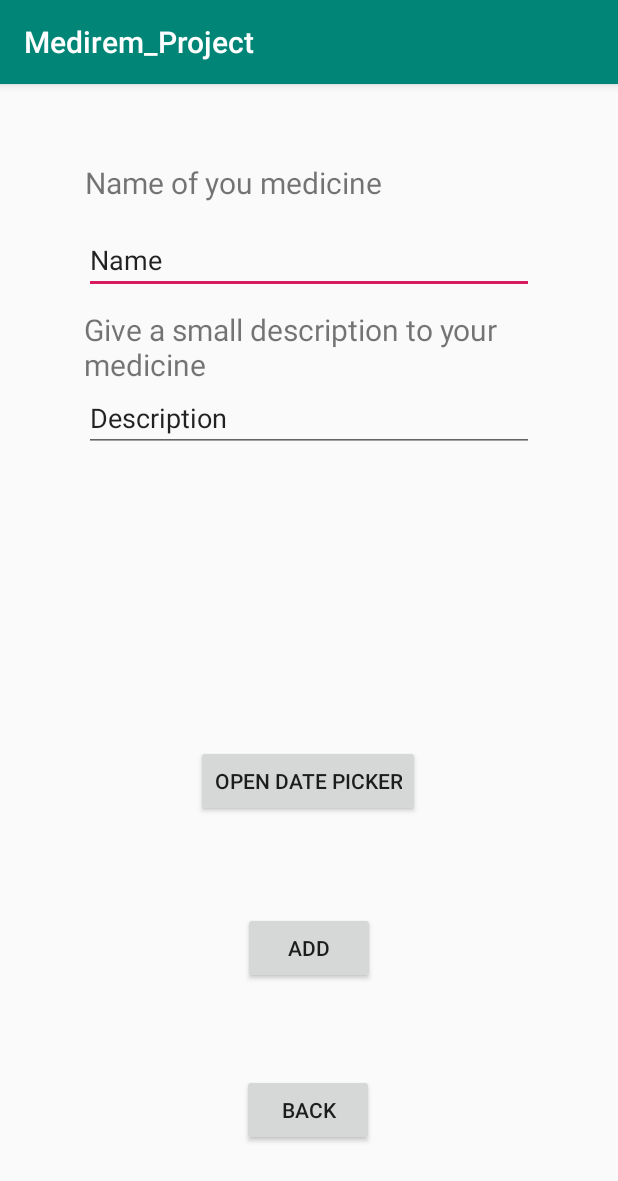
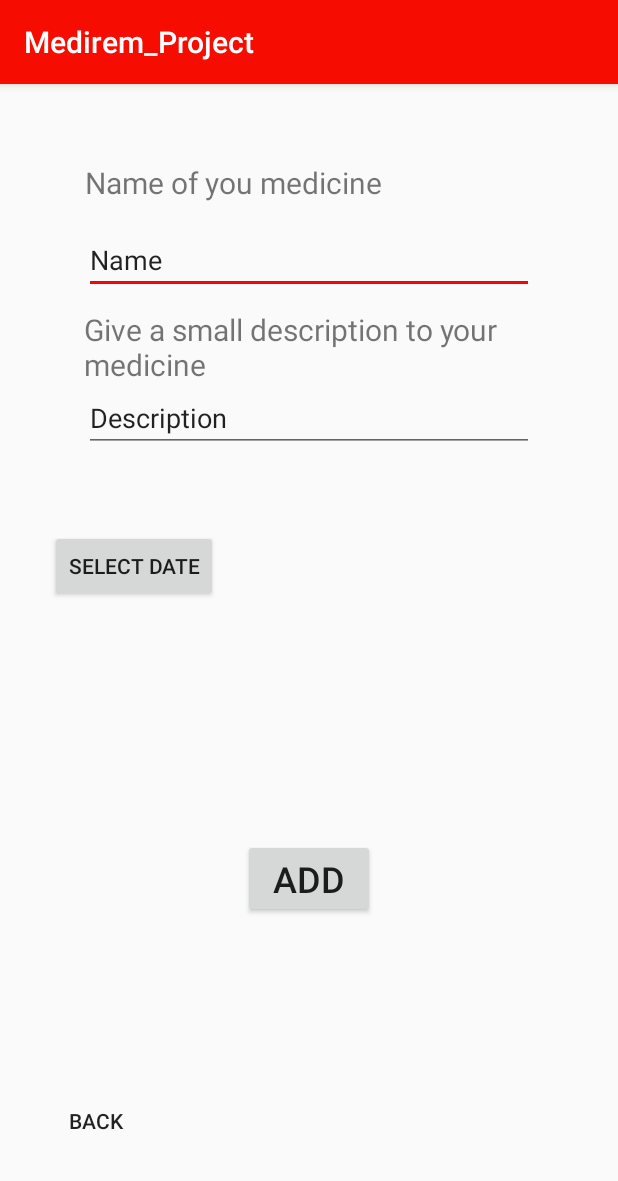
Before and after one commit to Mahamurahti/Medirem, an Android app: the AddMedicineActivity screen opened directly, with no data from a screen before it, on a phone screen of 412 x 824 dp. Shown: the top 1181 px of the screen. Run offline under Robolectric (Android 15) with nearby library versions, the light colour scheme and no system bars.

Commit message:
Small changes

```diff
--- a/Medirem_Project/app/src/main/java/com/example/medirem_project/AddMedicineActivity.java
+++ b/Medirem_Project/app/src/main/java/com/example/medirem_project/AddMedicineActivity.java
@@ -30,8 +30,8 @@ public class AddMedicineActivity extends AppCompatActivity implements DatePicker
         super.onCreate(savedInstanceState);
         setContentView(R.layout.activity_add_medicine);
 
-        Button button = (Button) findViewById(R.id.openDatePicker);
-        button.setOnClickListener(new View.OnClickListener() {
+        Button dateButton = (Button) findViewById(R.id.openDatePicker);
+        dateButton.setOnClickListener(new View.OnClickListener() {
             @Override
             public void onClick(View v) {
                 DialogFragment datePicker = new com.example.medirem_project.DatePicker();
--- a/Medirem_Project/app/src/main/res/layout/activity_add_medicine.xml
+++ b/Medirem_Project/app/src/main/res/layout/activity_add_medicine.xml
@@ -4,6 +4,7 @@
     xmlns:tools="http://schemas.android.com/tools"
     android:layout_width="match_parent"
     android:layout_height="match_parent"
+    android:foregroundTint="@color/colorPrimaryDark"
     tools:context=".AddMedicineActivity">
 
     <EditText
@@ -61,10 +62,12 @@
         android:layout_height="wrap_content"
         android:onClick="addButton"
         android:text="Add"
+        android:textSize="24sp"
         app:layout_constraintBottom_toBottomOf="parent"
         app:layout_constraintEnd_toEndOf="parent"
         app:layout_constraintStart_toStartOf="parent"
-        app:layout_constraintTop_toTopOf="@+id/guideline2" />
+        app:layout_constraintTop_toTopOf="@+id/guideline2"
+        app:layout_constraintVertical_bias="0.36" />
 
     <androidx.constraintlayout.widget.Guideline
         android:id="@+id/guideline2"
@@ -77,35 +80,37 @@
         android:id="@+id/backButton"
         android:layout_width="wrap_content"
         android:layout_height="wrap_content"
+        android:background="#00F60505"
         android:onClick="onBackPressed"
         android:text="Back"
         app:layout_constraintBottom_toBottomOf="parent"
         app:layout_constraintEnd_toEndOf="parent"
-        app:layout_constraintHorizontal_bias="0.498"
+        app:layout_constraintHorizontal_bias="0.06"
         app:layout_constraintStart_toStartOf="parent"
-        app:layout_constraintTop_toBottomOf="@+id/applyButton" />
+        app:layout_constraintTop_toBottomOf="@+id/openDatePicker"
+        app:layout_constraintVertical_bias="0.86" />
 
     <Button
         android:id="@+id/openDatePicker"
         android:layout_width="wrap_content"
         android:layout_height="wrap_content"
-        android:onClick="dateOnClick"
-        android:text="OPEN DATE PICKER"
-        app:layout_constraintBottom_toTopOf="@+id/applyButton"
+        android:text="select date"
+        app:layout_constraintBottom_toBottomOf="parent"
         app:layout_constraintEnd_toEndOf="parent"
-        app:layout_constraintHorizontal_bias="0.498"
+        app:layout_constraintHorizontal_bias="0.11"
         app:layout_constraintStart_toStartOf="parent"
-        app:layout_constraintTop_toTopOf="@+id/guideline2"
-        app:layout_constraintVertical_bias="0.47000003" />
+        app:layout_constraintTop_toBottomOf="@+id/nameTheDesc"
+        app:layout_constraintVertical_bias="0.110000014" />
 
     <TextView
         android:id="@+id/dateView"
         android:layout_width="wrap_content"
         android:layout_height="wrap_content"
-        app:layout_constraintBottom_toTopOf="@+id/openDatePicker"
+        app:layout_constraintBottom_toBottomOf="@+id/openDatePicker"
         app:layout_constraintEnd_toEndOf="parent"
-        app:layout_constraintHorizontal_bias="0.5"
-        app:layout_constraintStart_toStartOf="parent"
-        app:layout_constraintTop_toBottomOf="@+id/nameTheDesc" />
+        app:layout_constraintHorizontal_bias="0.23"
+        app:layout_constraintStart_toEndOf="@+id/openDatePicker"
+        app:layout_constraintTop_toBottomOf="@+id/nameTheDesc"
+        app:layout_constraintVertical_bias="0.81" />
 
 </androidx.constraintlayout.widget.ConstraintLayout>
--- a/Medirem_Project/app/src/main/res/values/colors.xml
+++ b/Medirem_Project/app/src/main/res/values/colors.xml
@@ -1,6 +1,6 @@
 <?xml version="1.0" encoding="utf-8"?>
 <resources>
-    <color name="colorPrimary">#008577</color>
-    <color name="colorPrimaryDark">#00574B</color>
-    <color name="colorAccent">#D81B60</color>
+    <color name="colorPrimary">#F60C00</color>
+    <color name="colorPrimaryDark">#A10800</color>
+    <color name="colorAccent">#F60505</color>
 </resources>
```
